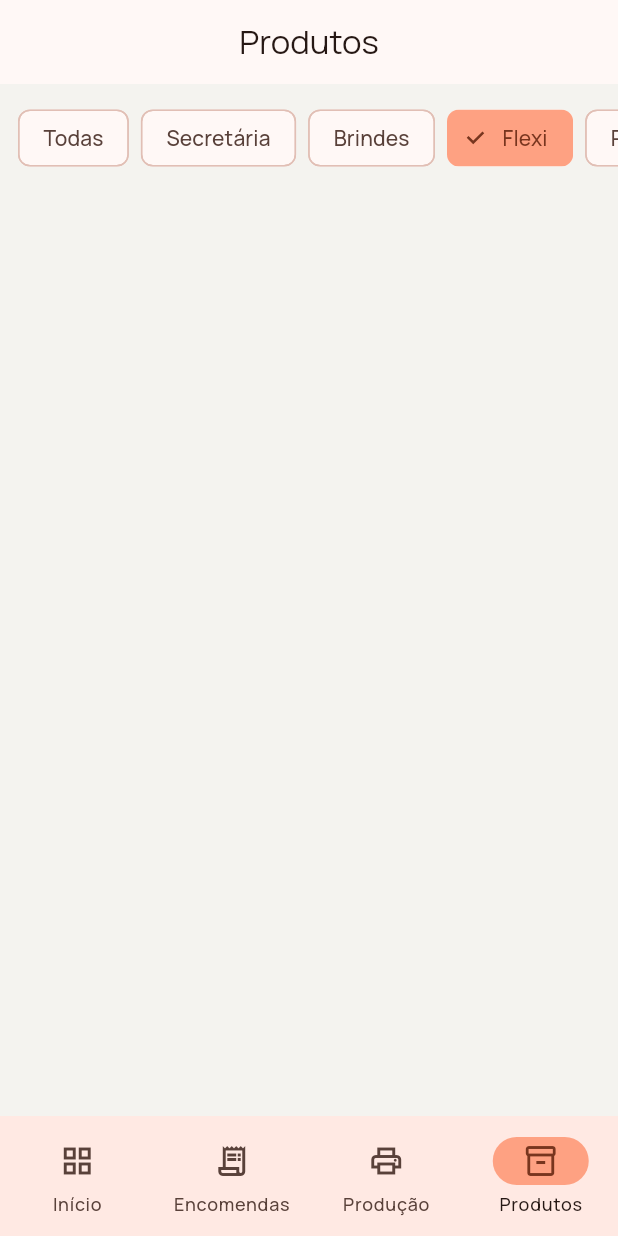
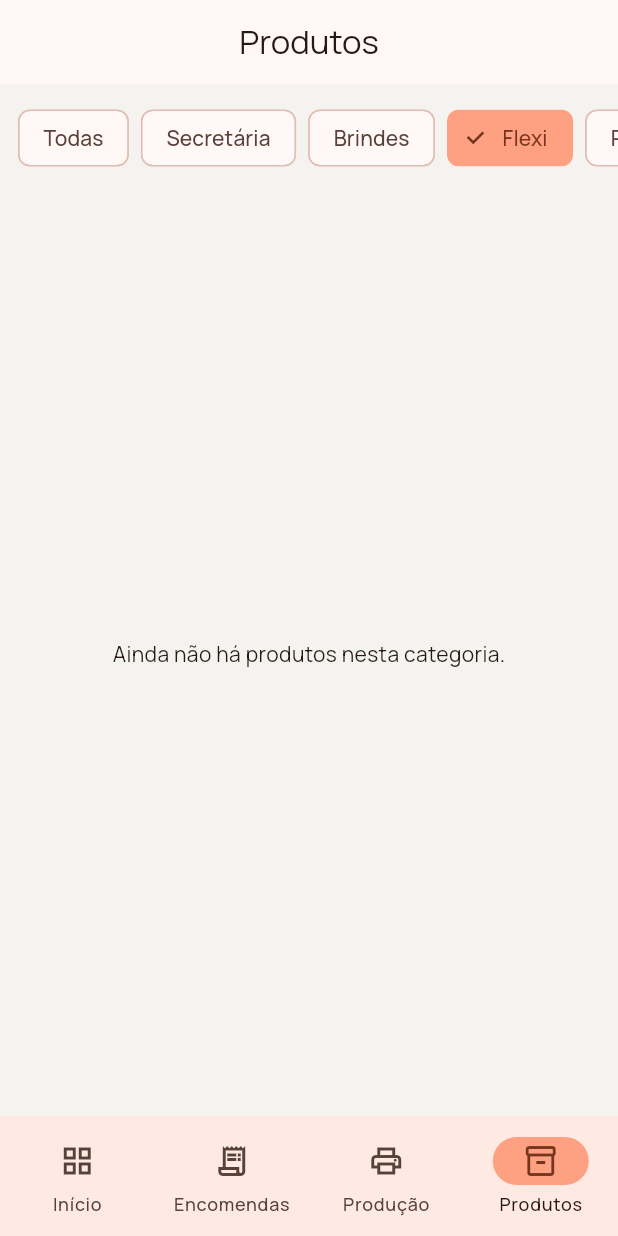
Before and after one commit to rsflecha/cubico_backoffice, a Flutter app: the ProductsScreen screen opened by its route, after a tap on "Secretária", after a tap on "Brindes", after a tap on "Flexi", on a phone screen of 412 x 824 dp. Run offline on Flutter 3.47's test engine with Material 3 defaults, Android fonts, the phone set to English and light mode, and no system bars; our stand-ins replace flutter_riverpod, freezed_annotation, go_router, google_fonts, material_ui.

Commit message:
Fatia 3: mensagem de lista vazia

```diff
--- a/app/lib/features/products/presentation/products_screen.dart
+++ b/app/lib/features/products/presentation/products_screen.dart
@@ -54,6 +54,11 @@ class ProductsScreen extends ConsumerWidget {
                 final visible = selected == null
                     ? list
                     : list.where((p) => p.categoryId == selected).toList();
+                if (visible.isEmpty) {
+                  return const Center(
+                    child: Text('Ainda não há produtos nesta categoria.'),
+                  );
+                }
                 return ListView.builder(
                   itemCount: visible.length,
                   itemBuilder: (context, index) {
```
